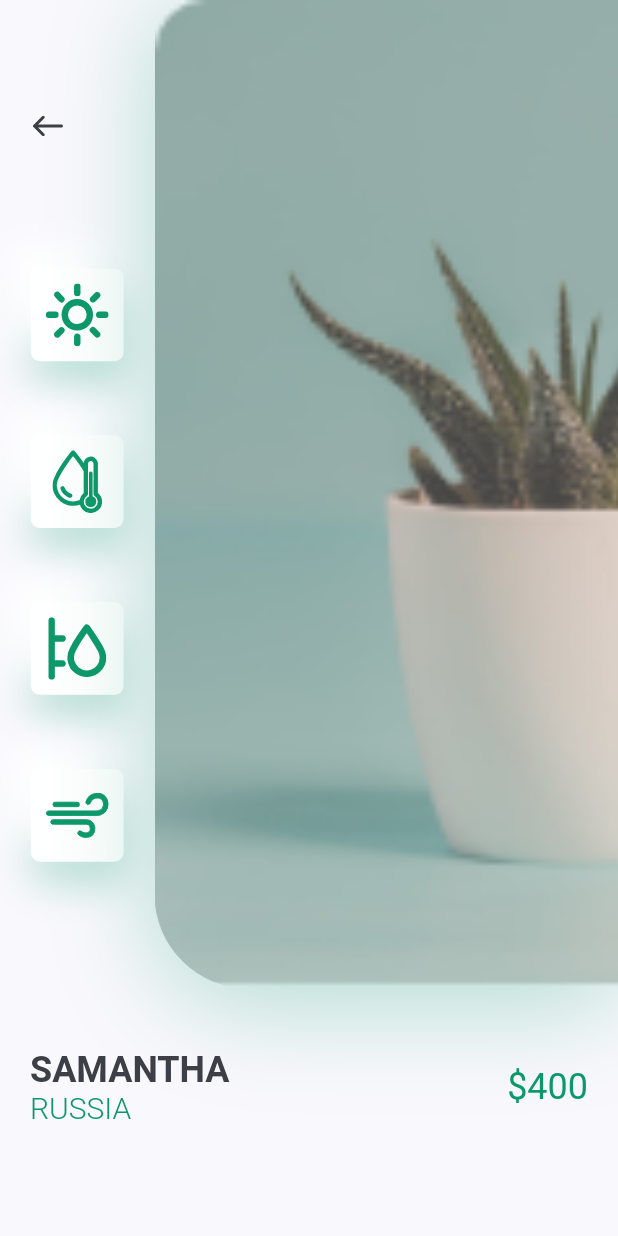
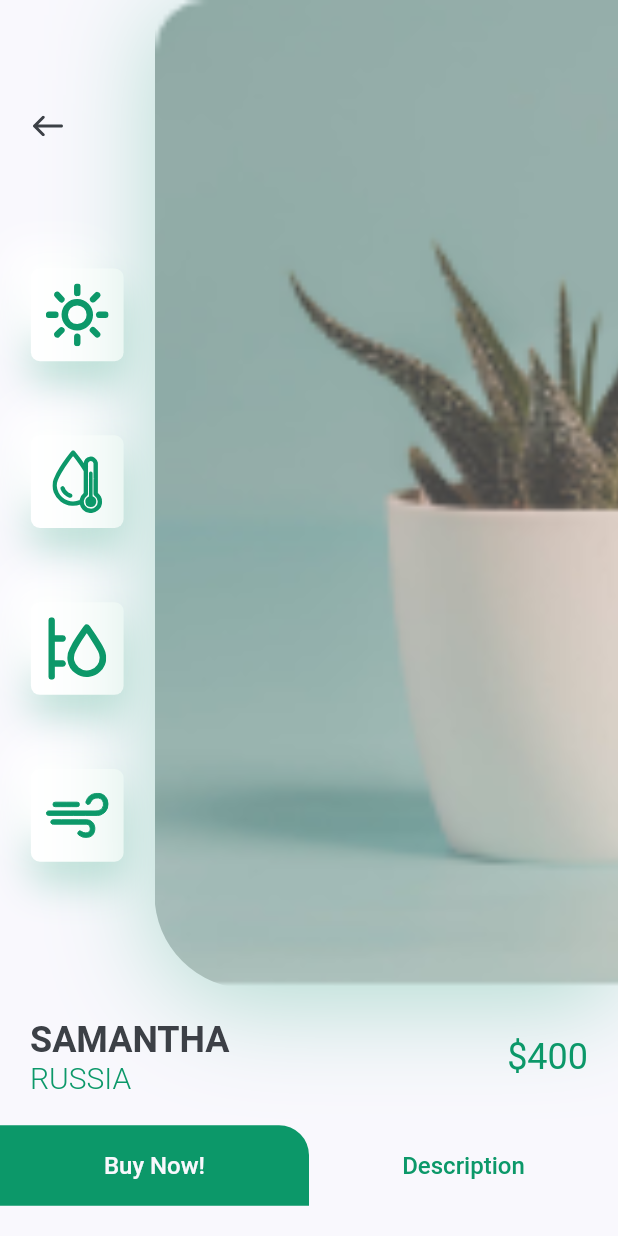
Before and after one commit to SyThulasi/Plant_App, a Flutter app: the screen it shows after launch, after a tap on an icon or button, on a phone screen of 412 x 824 dp. Run offline on Flutter 3.47's test engine with Material 2 defaults, Android fonts, the phone set to English and light mode, and no system bars; our stand-ins replace flutter_svg.

Commit message:
update the details page

```diff
--- a/lib/screens/details_page/components/body.dart
+++ b/lib/screens/details_page/components/body.dart
@@ -33,6 +33,45 @@ class Body extends StatelessWidget {
           title: title,
           country: country,
         ),
+        Row(
+          children: <Widget>[
+            SizedBox(
+              width: size.width / 2,
+              height: size.height * 0.065,
+              child: FlatButton(
+                shape: RoundedRectangleBorder(
+                  borderRadius: BorderRadius.only(
+                    topRight: Radius.circular(20),
+                  ),
+                ),
+                color: kPrimaryColor,
+                onPressed: () {},
+                child: Text(
+                  "Buy Now!",
+                  style: TextStyle(
+                    color: kBackgroundColor,
+                    fontSize: 16,
+                  ),
+                ),
+              ),
+            ),
+            SizedBox(
+              width: size.width / 2,
+              height: size.height * 0.065,
+              child: FlatButton(
+                color: kBackgroundColor,
+                onPressed: () {},
+                child: Text(
+                  "Description",
+                  style: TextStyle(
+                    color: kPrimaryColor,
+                    fontSize: 16,
+                  ),
+                ),
+              ),
+            ),
+          ],
+        ),
       ],
     );
   }
--- a/lib/screens/details_page/components/image_and_icon_card.dart
+++ b/lib/screens/details_page/components/image_and_icon_card.dart
@@ -17,7 +17,7 @@ class ImageAndIconCard extends StatelessWidget {
   @override
   Widget build(BuildContext context) {
     return Padding(
-      padding: const EdgeInsets.only(bottom: kDefaultPadding * 2),
+      padding: const EdgeInsets.only(bottom: kDefaultPadding * 1),
       child: SizedBox(
         height: size.height * 0.8,
         child: Row(
```
